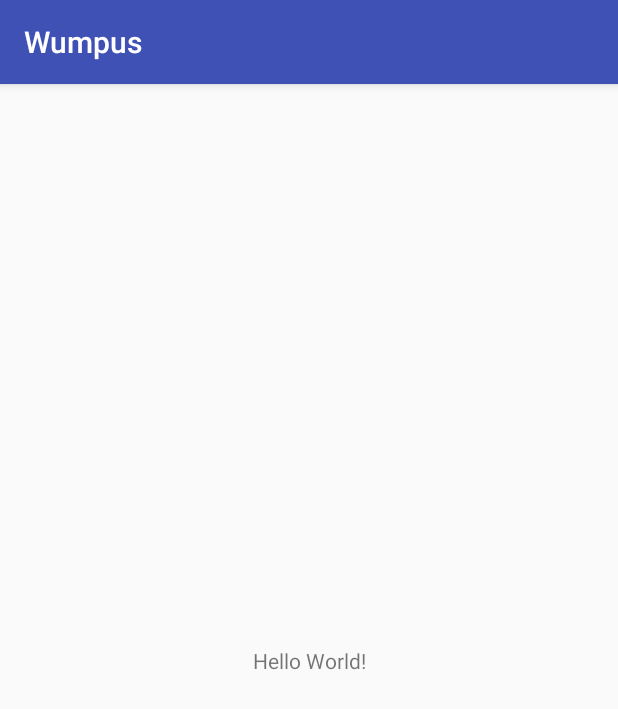
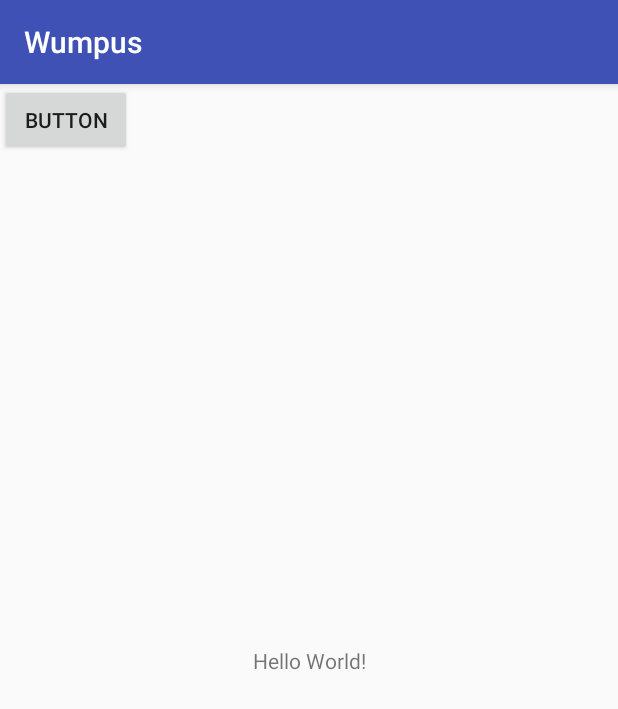
Before and after one commit to fer9u6/Wumpus, an Android app: the screen it shows after launch (MainActivity), on a phone screen of 412 x 824 dp. Shown: the top 709 px of the screen. Run offline under Robolectric (Android 15) with nearby library versions, the phone set to English and light mode, and no system bars.

Commit message:
Trabajo del Miercoles+Jueves

```diff
--- a/app/src/main/AndroidManifest.xml
+++ b/app/src/main/AndroidManifest.xml
@@ -16,6 +16,9 @@
                 <category android:name="android.intent.category.LAUNCHER" />
             </intent-filter>
         </activity>
+        <activity android:name=".MenuModo">
+
+        </activity>
     </application>
 
 </manifest>
--- a/app/src/main/res/layout/activity_main.xml
+++ b/app/src/main/res/layout/activity_main.xml
@@ -15,4 +15,14 @@
         app:layout_constraintRight_toRightOf="parent"
         app:layout_constraintTop_toTopOf="parent" />
 
+    <Button
+        android:id="@+id/button"
+        android:layout_width="wrap_content"
+        android:layout_height="wrap_content"
+        android:text="Button"
+        tools:layout_editor_absoluteX="45dp"
+        tools:layout_editor_absoluteY="52dp"
+        android:onClick="menumodoopen"
+        />
+
 </android.support.constraint.ConstraintLayout>
```
Also changed, not shown: app/src/main/java/isl/wumpus/MainActivity.java (+12 -0 lines), app/src/main/java/isl/wumpus/MenuModo.java (added, +30 -0 lines), app/src/main/res/layout/activity_menu_modo.xml (added, +46 -0 lines).
